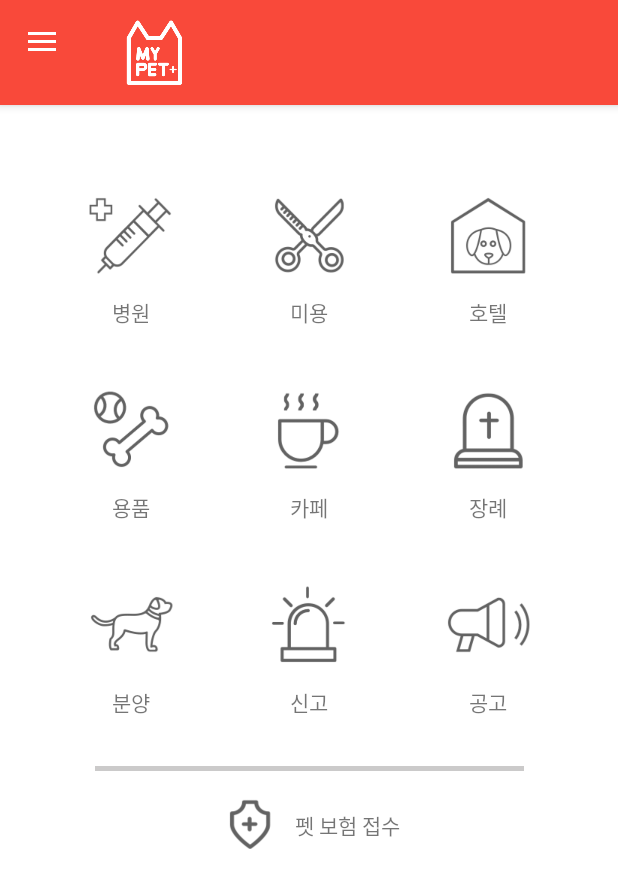
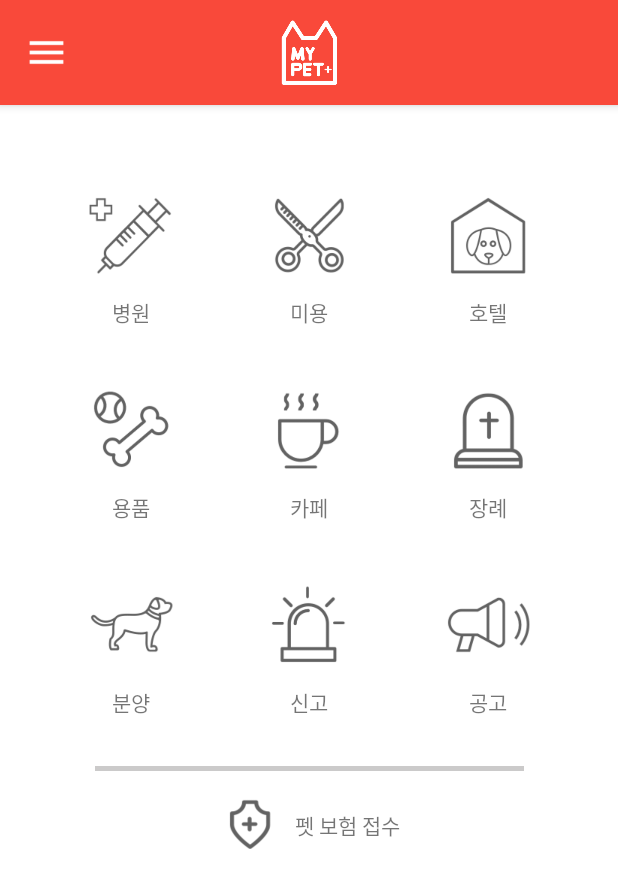
Before and after one commit to Vinckel/MyPetCareAndroidApp, an Android app: the screen it shows after launch (MainActivity), on a phone screen of 412 x 824 dp. Shown: the top 888 px of the screen. Run offline under Robolectric (Android 15) with nearby library versions, the light colour scheme and no system bars.

Commit message:
액션바 수정.

```diff
--- a/app/src/main/java/petcare/com/mypetcare/MainActivity.java
+++ b/app/src/main/java/petcare/com/mypetcare/MainActivity.java
@@ -19,14 +19,14 @@ import android.view.MenuItem;
 import android.view.View;
 import android.view.ViewGroup;
 import android.view.ViewTreeObserver;
+import android.widget.ImageButton;
 import android.widget.ImageView;
 import android.widget.RelativeLayout;
 
 public class MainActivity extends AppCompatActivity
         implements NavigationView.OnNavigationItemSelectedListener {
 
-    ImageView iv;
-    ViewTreeObserver viewTreeObserver;
+    DrawerLayout drawer;
     @Override
     protected void onCreate(Bundle savedInstanceState) {
         super.onCreate(savedInstanceState);
@@ -34,19 +34,21 @@ public class MainActivity extends AppCompatActivity
         Toolbar toolbar = (Toolbar) findViewById(R.id.toolbar);
         setSupportActionBar(toolbar);
 
-        DrawerLayout drawer = (DrawerLayout) findViewById(R.id.drawer_layout);
+        drawer = (DrawerLayout) findViewById(R.id.drawer_layout);
         ActionBarDrawerToggle toggle = new ActionBarDrawerToggle(
                 this, drawer, toolbar, R.string.navigation_drawer_open, R.string.navigation_drawer_close);
+        toggle.setDrawerIndicatorEnabled(false);
         drawer.setDrawerListener(toggle);
         toggle.syncState();
 
         NavigationView navigationView = (NavigationView) findViewById(R.id.nav_view);
         navigationView.setNavigationItemSelectedListener(this);
     }
+
     @Override
     public boolean onPrepareOptionsMenu(Menu menu) {
         setCustomActionBar();
-        setLogo();
+//        setLogo();
         return super.onPrepareOptionsMenu(menu);
     }
 
@@ -65,63 +67,28 @@ public class MainActivity extends AppCompatActivity
 
         Toolbar parent = (Toolbar) actionbar.getParent();
         parent.setContentInsetsAbsolute(0, 0);
-    }
 
-    private void setLogo() {
-        iv = (ImageView) findViewById(R.id.ivHeaderLogo);
-        viewTreeObserver = iv.getViewTreeObserver();
-        viewTreeObserver.addOnGlobalLayoutListener(new ViewTreeObserver.OnGlobalLayoutListener() {
+        ImageButton ibHamburger = (ImageButton) findViewById(R.id.ibHeaderHamburger);
+        ibHamburger.setOnClickListener(new View.OnClickListener() {
             @Override
-            public void onGlobalLayout() {
-                RelativeLayout rl = (RelativeLayout) findViewById(R.id.actionBarRL);
-                int actionbarWidth = rl.getMeasuredWidth();
-                int deviceWidth = getApplicationContext().getResources().getDisplayMetrics().widthPixels;
-//                int actionbarWidth = ScreenUtil.convertPixelsToDp(rl.getMeasuredWidth(), getApplicationContext());
-//                int deviceWidth = ScreenUtil.convertPixelsToDp(getApplicationContext().getResources().getDisplayMetrics().widthPixels, getApplicationContext());
-                if (deviceWidth > actionbarWidth) {
-                    int differ = deviceWidth - actionbarWidth;
-                    double slice = differ / 2;
-                    ImageView iv = (ImageView) findViewById(R.id.ivHeaderLogo);
-                    int measuredWidth = iv.getMeasuredWidth() / 2;
-                    ViewGroup.MarginLayoutParams lp = (ViewGroup.MarginLayoutParams) iv.getLayoutParams();
-                    lp.setMargins((deviceWidth / 2) - differ - measuredWidth, 0, 0, 0);
-//                    lp.setMargins(ScreenUtil.convertDpToPixel((deviceWidth / 2) - differ - measuredWidth, getApplicationContext()), 0, 0, 0);
+            public void onClick(View v) {
+                if (drawer.isDrawerOpen(GravityCompat.START)) {
+                    drawer.closeDrawer(GravityCompat.START);
+                } else {
+                    drawer.openDrawer(GravityCompat.START);
                 }
-
-                viewTreeObserver.removeGlobalOnLayoutListener(this);
             }
         });
     }
 
     @Override
     public void onBackPressed() {
-        DrawerLayout drawer = (DrawerLayout) findViewById(R.id.drawer_layout);
         if (drawer.isDrawerOpen(GravityCompat.START)) {
             drawer.closeDrawer(GravityCompat.START);
         } else {
             super.onBackPressed();
         }
     }
-
-//    @Override
-//    public boolean onCreateOptionsMenu(Menu menu) {
-//        return true;
-//    }
-
-//    @Override
-//    public boolean onOptionsItemSelected(MenuItem item) {
-//        // Handle action bar item clicks here. The action bar will
-//        // automatically handle clicks on the Home/Up button, so long
-//        // as you specify a parent activity in AndroidManifest.xml.
-//        int id = item.getItemId();
-//
-//        //noinspection SimplifiableIfStatement
-//        if (id == R.id.action_settings) {
-//            return true;
-//        }
-//
-//        return super.onOptionsItemSelected(item);
-//    }
 
     @SuppressWarnings("StatementWithEmptyBody")
     @Override
--- a/app/src/main/res/layout/main_custom_actionbar.xml
+++ b/app/src/main/res/layout/main_custom_actionbar.xml
@@ -1,17 +1,31 @@
 <?xml version="1.0" encoding="utf-8"?>
-<RelativeLayout xmlns:android="http://schemas.android.com/apk/res/android"
+<android.support.constraint.ConstraintLayout xmlns:android="http://schemas.android.com/apk/res/android"
     xmlns:app="http://schemas.android.com/apk/res-auto"
     xmlns:tools="http://schemas.android.com/tools"
-    android:id="@+id/actionBarRL"
+    android:id="@+id/actionBarCL"
     android:layout_width="match_parent"
     android:layout_height="wrap_content"
     android:layout_gravity="fill_horizontal"
     android:background="@color/colorPrimary">
 
+    <ImageButton
+        android:id="@+id/ibHeaderHamburger"
+        android:layout_width="30dp"
+        android:layout_height="30dp"
+        android:layout_marginLeft="16dp"
+        android:layout_marginStart="16dp"
+        android:background="@drawable/ic_menu_w"
+        app:layout_constraintBottom_toBottomOf="parent"
+        app:layout_constraintLeft_toLeftOf="parent"
+        app:layout_constraintTop_toTopOf="parent" />
+
     <ImageView
         android:id="@+id/ivHeaderLogo"
         android:layout_width="62dp"
         android:layout_height="62dp"
-        android:layout_centerVertical="true"
-        android:background="@drawable/img_bi_w" />
-</RelativeLayout>
+        android:background="@drawable/img_bi_w"
+        app:layout_constraintBottom_toBottomOf="parent"
+        app:layout_constraintLeft_toLeftOf="parent"
+        app:layout_constraintRight_toRightOf="parent"
+        app:layout_constraintTop_toTopOf="parent" />
+</android.support.constraint.ConstraintLayout>
```
